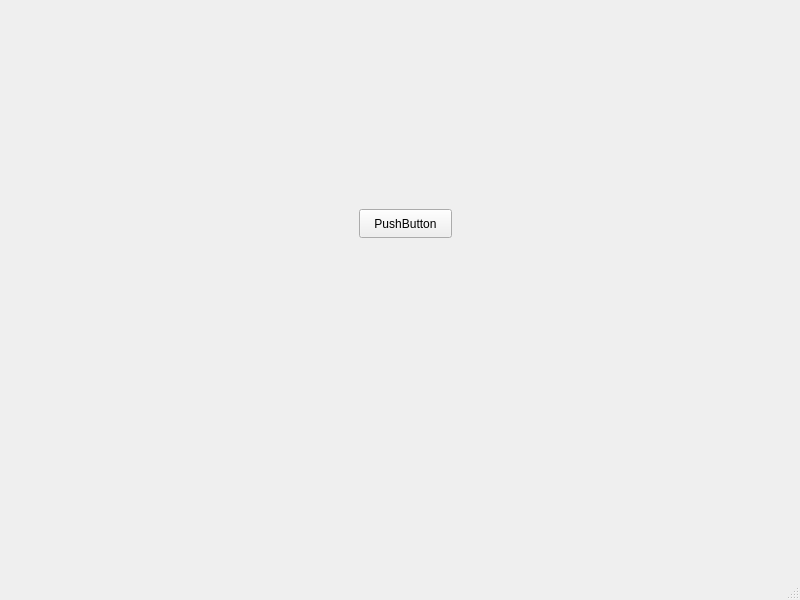
The window that Log/mainwindow.ui (Ragab21/AI-XO) describes before a commit, drawn with Qt 5.
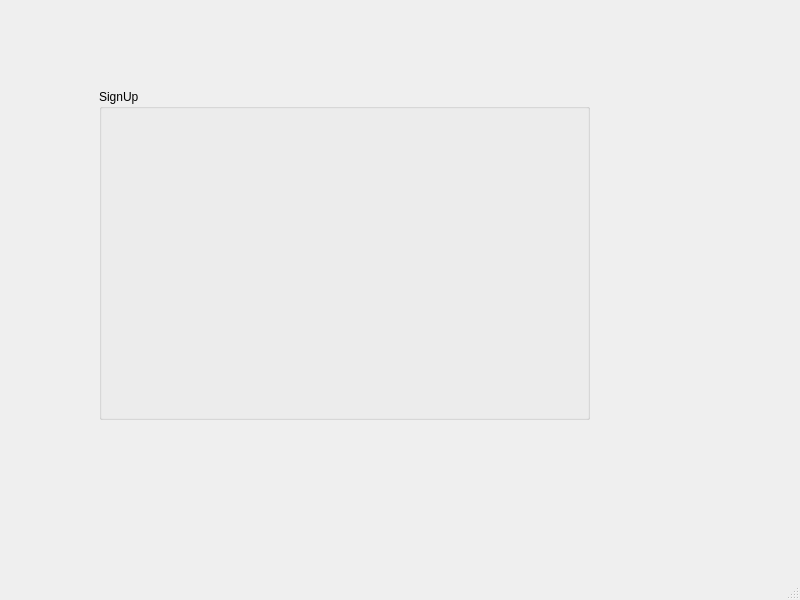
The same window after the commit. The open tabs and pages were chosen to show the change.

Commit message: signup start

What changed in the file:
```diff
--- a/Log/mainwindow.ui
+++ b/Log/mainwindow.ui
@@ -147,17 +147,17 @@
        </layout>
       </widget>
       <widget class="QWidget" name="SignUp_Page">
-       <widget class="QPushButton" name="pushButton_2">
+       <widget class="QGroupBox" name="groupBox_2">
         <property name="geometry">
          <rect>
-          <x>350</x>
-          <y>200</y>
-          <width>93</width>
-          <height>29</height>
+          <x>90</x>
+          <y>80</y>
+          <width>491</width>
+          <height>331</height>
          </rect>
         </property>
-        <property name="text">
-         <string>PushButton</string>
+        <property name="title">
+         <string>SignUp</string>
         </property>
        </widget>
       </widget>
```
Left out of the diff: 2 changed lines with no effect on the pictures.
